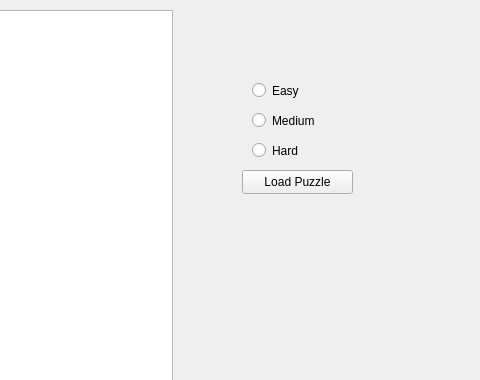
Old version of the form grid.ui in the repository santos-eng/Sudoku; both pictures show x 528 to 1008 and y 0 to 380 of the 1008 by 676 pixel window.
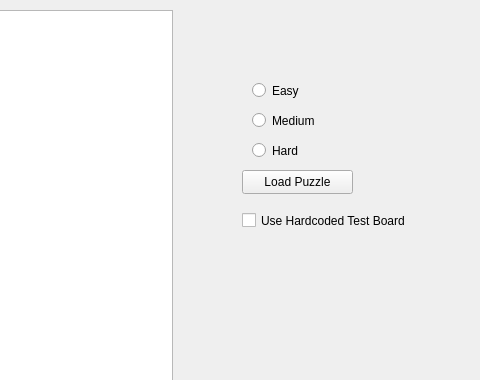
New version of the form.

Commit message: checkbox for selecting hard coded test board, default random

Patch:
```diff
--- a/grid.ui
+++ b/grid.ui
@@ -125,6 +125,19 @@
      <string>ms</string>
     </property>
    </widget>
+   <widget class="QCheckBox" name="testBoardCheck">
+    <property name="geometry">
+     <rect>
+      <x>770</x>
+      <y>190</y>
+      <width>171</width>
+      <height>61</height>
+     </rect>
+    </property>
+    <property name="text">
+     <string>Use Hardcoded Test Board</string>
+    </property>
+   </widget>
   </widget>
   <widget class="QMenuBar" name="menubar">
    <property name="geometry">
```
The commit also changes 3 other files.
